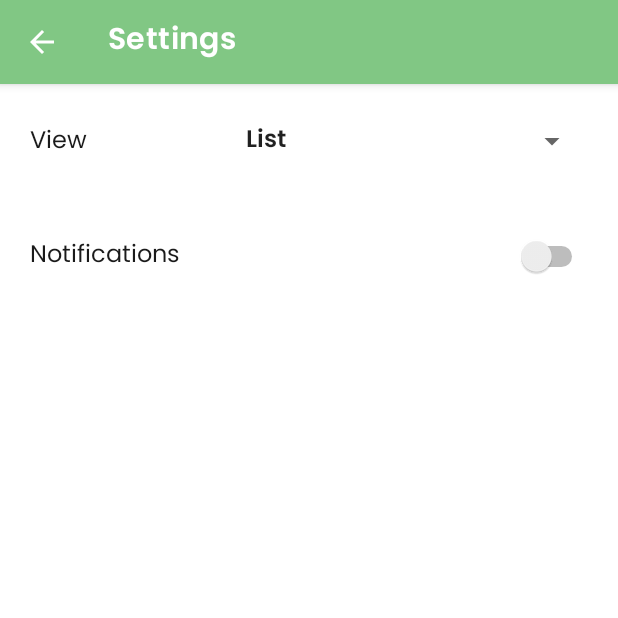
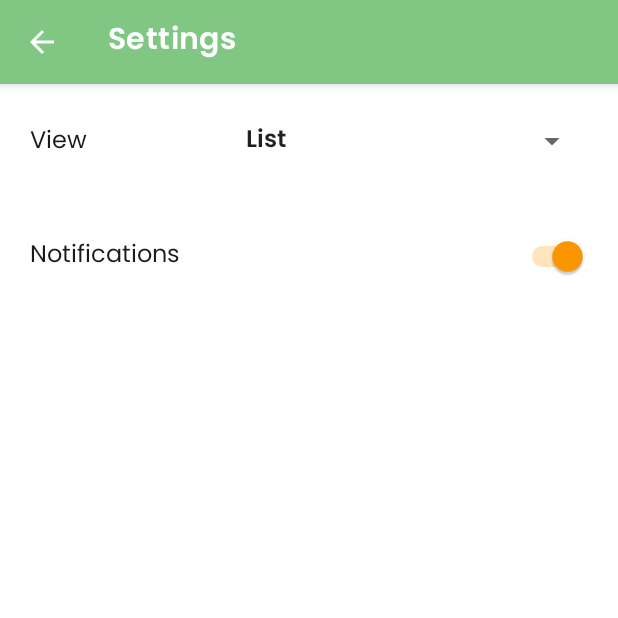
Before and after one commit to cgorican/car-collector, an Android app: the SettingsActivity screen opened directly, with no data from a screen before it, on a phone screen of 412 x 824 dp, the top half of it. Run offline under Robolectric (Android 15) with nearby library versions, the phone set to English and light mode, and no system bars.

Commit message:
Settings (2/2) *ViewType (spinner) +Notifications (switch) Recovering state from previous session

```diff
--- a/app/src/main/java/si/um/feri/carcollector/SettingsActivity.kt
+++ b/app/src/main/java/si/um/feri/carcollector/SettingsActivity.kt
@@ -26,10 +26,26 @@ class SettingsActivity : AppCompatActivity() {
 
         binding.switchNotifications.setOnCheckedChangeListener { _, isChecked ->
             app.editor.putBoolean(getString(R.string.shared_pref_notifications), isChecked)
+            app.editor.apply()
         }
 
         // Spinner setup
         setupViewTypeSpinner()
+
+        // Recover state from sharedPreferences
+        applySharedPref()
+    }
+
+    private fun applySharedPref() {
+        val notifications = app.sharedPref.getBoolean(getString(R.string.shared_pref_notifications), true)
+        val viewTypeValue = app.sharedPref.getInt(getString(R.string.shared_pref_view_type), ViewTypeEnum.LIST.value)
+        val viewType: ViewTypeEnum = when(viewTypeValue) {
+            ViewTypeEnum.GRID.value -> ViewTypeEnum.GRID
+            else -> ViewTypeEnum.LIST
+        }
+
+        binding.switchNotifications.isChecked = notifications
+        binding.spinnerViewType.setSelection(viewType.value)
     }
 
     private fun setupViewTypeSpinner() {
--- a/app/src/main/res/layout/activity_settings.xml
+++ b/app/src/main/res/layout/activity_settings.xml
@@ -52,6 +52,7 @@
         android:textSize="@dimen/text_size_value"
         android:layout_marginBottom="@dimen/margin_left_right"
         android:contentDescription="@string/desc_spinner_view_type"
+        android:spinnerMode="dropdown"
         app:layout_constraintBottom_toTopOf="@+id/guideline18"
         app:layout_constraintEnd_toEndOf="parent"
         app:layout_constraintStart_toStartOf="@+id/guideline3"
@@ -60,10 +61,10 @@
 
     <Switch
         android:id="@+id/switch_notifications"
+        android:layout_width="0dp"
+        android:layout_height="wrap_content"
         android:layout_marginStart="@dimen/margin_left_right"
         android:layout_marginEnd="@dimen/margin_left_right"
-        android:layout_width="0dp"
-        android:layout_height="wrap_content"
         android:autoSizeTextType="uniform"
         android:fontFamily="@font/poppins_regular"
         android:maxHeight="@dimen/text_size_label"
@@ -73,6 +74,7 @@
         app:layout_constraintBottom_toTopOf="@+id/guideline17"
         app:layout_constraintEnd_toEndOf="parent"
         app:layout_constraintStart_toStartOf="parent"
-        app:layout_constraintTop_toTopOf="@+id/guideline18" />
+        app:layout_constraintTop_toTopOf="@+id/guideline18"
+        tools:ignore="TouchTargetSizeCheck" />
 
 </androidx.constraintlayout.widget.ConstraintLayout>
```
